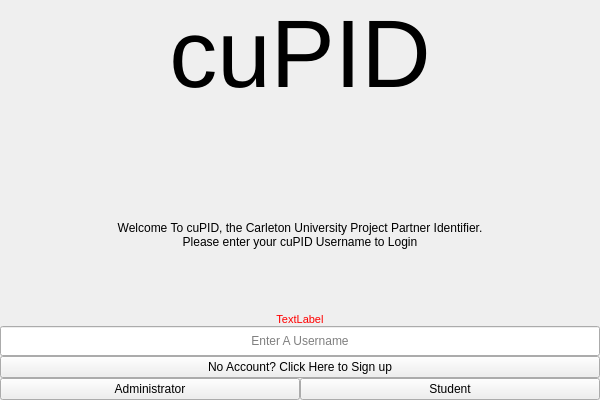
Qt form UserAuthentication/loginform.ui (zcharli/carleton-student-project-partner-finder) before a commit.
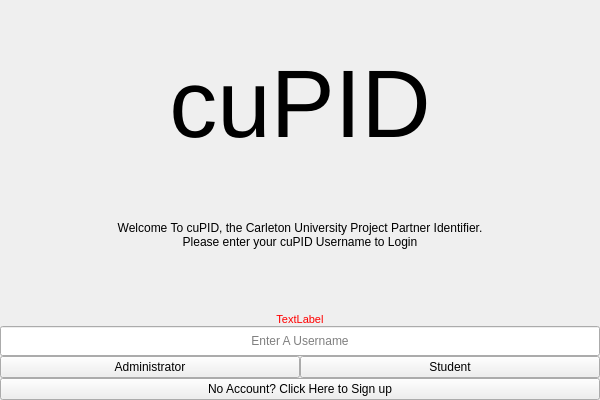
The same form after that commit. The open tabs and pages were chosen to show the change.

The edit to the form file:
```diff
--- a/UserAuthentication/loginform.ui
+++ b/UserAuthentication/loginform.ui
@@ -35,10 +35,58 @@
       <enum>QLayout::SetNoConstraint</enum>
      </property>
      <item>
+      <widget class="QStackedWidget" name="stackedWidget">
+       <property name="sizePolicy">
+        <sizepolicy hsizetype="Preferred" vsizetype="Preferred">
+         <horstretch>0</horstretch>
+         <verstretch>0</verstretch>
+        </sizepolicy>
+       </property>
+       <property name="currentIndex">
+        <number>1</number>
+       </property>
+       <widget class="QWidget" name="LoginFormStack">
+        <property name="sizePolicy">
+         <sizepolicy hsizetype="Fixed" vsizetype="Fixed">
+          <horstretch>0</horstretch>
+          <verstretch>0</verstretch>
+         </sizepolicy>
+        </property>
+        <layout class="QVBoxLayout" name="verticalLayout_2">
+         <property name="spacing">
+          <number>0</number>
+         </property>
+         <property name="leftMargin">
+          <number>0</number>
+         </property>
+         <property name="topMargin">
+          <number>0</number>
+         </property>
+         <property name="rightMargin">
+          <number>0</number>
+         </property>
+         <property name="bottomMargin">
+          <number>0</number>
+         </property>
+         <item>
+          <layout class="QVBoxLayout" name="verticalLayout_3">
+           <property name="sizeConstraint">
+            <enum>QLayout::SetNoConstraint</enum>
+           </property>
+           <property name="topMargin">
+            <number>50</number>
+           </property>
+           <item>
       <widget class="QLabel" name="lblheader">
        <property name="enabled">
         <bool>true</bool>
        </property>
+             <property name="sizePolicy">
+              <sizepolicy hsizetype="Preferred" vsizetype="Fixed">
+               <horstretch>0</horstretch>
+               <verstretch>0</verstretch>
+              </sizepolicy>
+             </property>
        <property name="minimumSize">
         <size>
          <width>0</width>
@@ -80,6 +128,12 @@
      </item>
      <item>
       <widget class="QLabel" name="lblDescription">
+             <property name="sizePolicy">
+              <sizepolicy hsizetype="Preferred" vsizetype="Preferred">
+               <horstretch>0</horstretch>
+               <verstretch>0</verstretch>
+              </sizepolicy>
+             </property>
        <property name="lineWidth">
         <number>2</number>
        </property>
@@ -124,8 +178,6 @@
       </widget>
      </item>
      <item>
-      <layout class="QHBoxLayout" name="horizontalLayout_4">
-       <item>
         <widget class="QLineEdit" name="txtLogin">
          <property name="minimumSize">
           <size>
@@ -147,19 +199,6 @@
          </property>
         </widget>
        </item>
-      </layout>
-     </item>
-     <item>
-      <layout class="QHBoxLayout" name="horizontalLayout_2">
-       <item>
-        <widget class="QPushButton" name="btnSignUp">
-         <property name="text">
-          <string>No Account? Click Here to Sign up</string>
-         </property>
-        </widget>
-       </item>
-      </layout>
-     </item>
      <item>
       <layout class="QHBoxLayout" name="horizontalLayout">
        <property name="spacing">
@@ -180,6 +219,40 @@
         </widget>
        </item>
       </layout>
+           </item>
+           <item>
+            <layout class="QHBoxLayout" name="horizontalLayout_4">
+             <property name="spacing">
+              <number>0</number>
+             </property>
+             <item>
+              <widget class="QPushButton" name="btnSignUp">
+               <property name="text">
+                <string>No Account? Click Here to Sign up</string>
+               </property>
+              </widget>
+             </item>
+            </layout>
+           </item>
+          </layout>
+         </item>
+        </layout>
+        <zorder>btnAdministrator</zorder>
+        <zorder>txtLogin</zorder>
+        <zorder>btnStudent</zorder>
+        <zorder>btnSignUp</zorder>
+        <zorder>btnStudent</zorder>
+        <zorder>txtLogin</zorder>
+        <zorder>btnAdministrator</zorder>
+        <zorder>btnSignUp</zorder>
+        <zorder>verticalLayoutWidget</zorder>
+       </widget>
+       <widget class="QWidget" name="SignUpStack">
+        <property name="enabled">
+         <bool>true</bool>
+        </property>
+       </widget>
+      </widget>
      </item>
     </layout>
    </item>
```
Left out of the diff: 11 changed lines with no effect on the pictures. Lines whose indentation alone changed are shown as unchanged.
